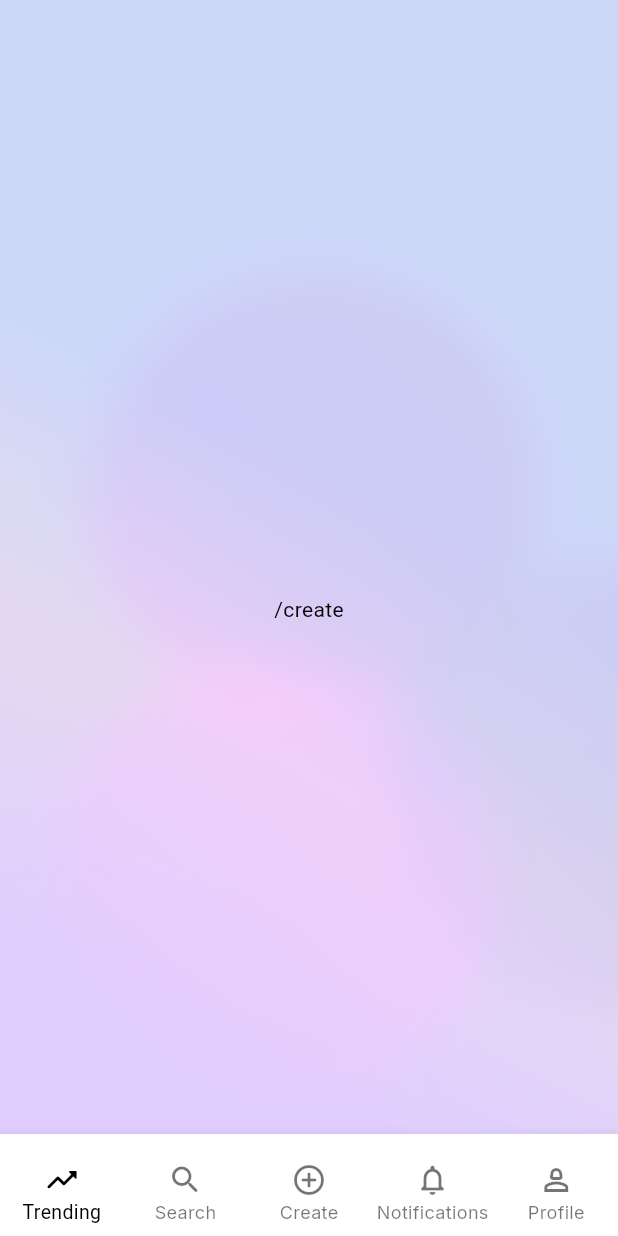
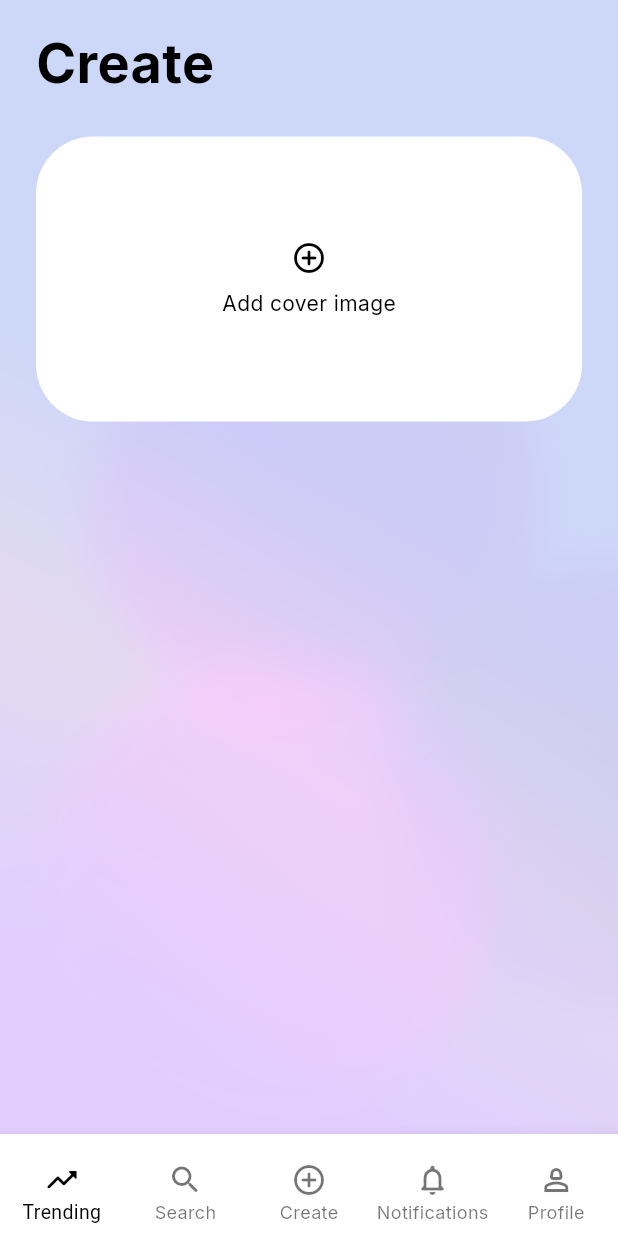
Before and after one commit to piekarskipiotr/better-rank, a Flutter app: the MainPage screen opened directly with empty values, item 3 of the bottom bar chosen, on a phone screen of 412 x 824 dp. Run offline on Flutter 3.47's test engine with Material 2 defaults, Android fonts, the phone set to English and light mode, and no system bars; our stand-ins replace bloc, cloud_firestore, equatable, firebase_auth, firebase_core, firebase_storage and 11 more; accounts and stored records are empty; generated files the repository leaves out were written again.

Commit message:
some work on create page

```diff
--- a/lib/config/routes/app_router.dart
+++ b/lib/config/routes/app_router.dart
@@ -3,6 +3,7 @@ import 'package:betterrank/di/get_it.dart';
 import 'package:betterrank/pages/account_set_up/bloc/profile_set_up_bloc.dart';
 import 'package:betterrank/pages/account_set_up/view/profile_set_up.dart';
 import 'package:betterrank/pages/account_set_up/view/profile_set_up_finish.dart';
+import 'package:betterrank/pages/create_rank/ui/create_rank_page.dart';
 import 'package:betterrank/pages/main_page/view/main_page.dart';
 import 'package:betterrank/pages/permissions_rationale/permission_rationale_page.dart';
 import 'package:betterrank/pages/sign_in/bloc/auth_bloc.dart';
@@ -104,9 +105,7 @@ class AppRouter {
                 path: AppRoutes.create,
                 parentNavigatorKey: _shellNavigatorKey,
                 pageBuilder: (context, state) => const NoTransitionPage(
-                  child: Center(
-                    child: Text(AppRoutes.create),
-                  ),
+                  child: CreateRankPage(),
                 ),
               ),
               GoRoute(
--- /dev/null
+++ b/lib/data/enum/image_button_type.dart
@@ -0,0 +1,20 @@
+import 'package:betterrank/l10n/l10n.dart';
+import 'package:flutter/material.dart';
+
+enum ImageButtonType {
+  cover,
+  choice,
+}
+
+extension ImageButtonTypeExtension on ImageButtonType {
+  String getAddName(BuildContext context) {
+    final l10n = context.l10n;
+
+    switch (this) {
+      case ImageButtonType.cover:
+        return l10n.add_cover_image;
+      case ImageButtonType.choice:
+        return l10n.add_choice;
+    }
+  }
+}
--- a/lib/l10n/arb/app_en.arb
+++ b/lib/l10n/arb/app_en.arb
@@ -38,5 +38,7 @@
   "search" : "Search",
   "create" : "Create",
   "notifications" : "Notifications",
-  "profile" : "Profile"
+  "profile" : "Profile",
+  "add_cover_image" : "Add cover image",
+  "add_choice" : "Add choice"
 }
--- a/lib/l10n/arb/app_pl.arb
+++ b/lib/l10n/arb/app_pl.arb
@@ -38,5 +38,7 @@
   "search" : "Szukaj",
   "Create" : "Stwórz",
   "notifications" : "Powiadomienia",
-  "profile" : "Profil"
+  "profile" : "Profil",
+  "add_cover_image" : "Dodaj zdjęcie okładki",
+  "add_choice" : "Dodaj wybór"
 }
--- /dev/null
+++ b/lib/pages/create_rank/ui/create_rank_page.dart
@@ -0,0 +1,26 @@
+import 'package:betterrank/data/enum/image_button_type.dart';
+import 'package:betterrank/pages/create_rank/ui/image_button.dart';
+import 'package:betterrank/widgets/text/page_title.dart';
+import 'package:flutter/material.dart';
+
+class CreateRankPage extends StatelessWidget {
+  const CreateRankPage({super.key});
+
+  @override
+  Widget build(BuildContext context) {
+    return Scaffold(
+      backgroundColor: Colors.transparent,
+      body: SingleChildScrollView(
+        padding: const EdgeInsets.symmetric(horizontal: 24, vertical: 16),
+        child: Column(
+          crossAxisAlignment: CrossAxisAlignment.start,
+          children: const [
+            PageTitle(text: 'Create'),
+            SizedBox(height: 24),
+            ImageButton(type: ImageButtonType.cover),
+          ],
+        ),
+      ),
+    );
+  }
+}
--- /dev/null
+++ b/lib/pages/create_rank/ui/image_button.dart
@@ -0,0 +1,53 @@
+import 'dart:io';
+
+import 'package:betterrank/config/config.dart';
+import 'package:betterrank/data/enum/image_button_type.dart';
+import 'package:flutter/material.dart';
+import 'package:google_fonts/google_fonts.dart';
+import 'package:image_picker/image_picker.dart';
+
+class ImageButton extends StatelessWidget {
+  const ImageButton({required this.type, this.image, super.key});
+
+  final ImageButtonType type;
+  final XFile? image;
+
+  @override
+  Widget build(BuildContext context) {
+    final size = MediaQuery.of(context).size;
+    return InkWell(
+      onTap: () {},
+      borderRadius: const BorderRadius.all(Radius.circular(38)),
+      child: Ink(
+        width: size.shortestSide,
+        height: 190,
+        decoration: BoxDecoration(
+          color: AppTheme.isDarkMode() ? Colors.black : Colors.white,
+          borderRadius: const BorderRadius.all(Radius.circular(38)),
+        ),
+        child: image != null
+            ? FittedBox(
+                fit: BoxFit.cover,
+                child: Image.file(File(image!.path)),
+              )
+            : Column(
+                mainAxisAlignment: MainAxisAlignment.center,
+                children: [
+                  Icon(
+                    Icons.add_circle_outline_rounded,
+                    color: AppTheme.isDarkMode() ? Colors.white : Colors.black,
+                  ),
+                  const SizedBox(height: 8),
+                  Text(
+                    type.getAddName(context),
+                    style: GoogleFonts.inter(
+                      color:
+                          AppTheme.isDarkMode() ? Colors.white : Colors.black,
+                    ),
+                  ),
+                ],
+              ),
+      ),
+    );
+  }
+}
--- a/lib/pages/main_page/view/main_page.dart
+++ b/lib/pages/main_page/view/main_page.dart
@@ -35,10 +35,6 @@ class _MainPageState extends State<MainPage> {
     final child = widget.child;
 
     return Scaffold(
-      appBar: AppBar(
-        elevation: 0,
-        backgroundColor: Colors.transparent,
-      ),
       body: SafeArea(child: child),
       bottomNavigationBar: BottomNavigationBar(
         currentIndex: _currentIndex,
--- /dev/null
+++ b/lib/widgets/text/page_title.dart
@@ -0,0 +1,19 @@
+import 'package:flutter/material.dart';
+import 'package:google_fonts/google_fonts.dart';
+
+class PageTitle extends StatelessWidget {
+  const PageTitle({required this.text, super.key});
+
+  final String text;
+
+  @override
+  Widget build(BuildContext context) {
+    return Text(
+      text,
+      style: GoogleFonts.inter(
+        fontSize: 36,
+        fontWeight: FontWeight.bold,
+      ),
+    );
+  }
+}
```
